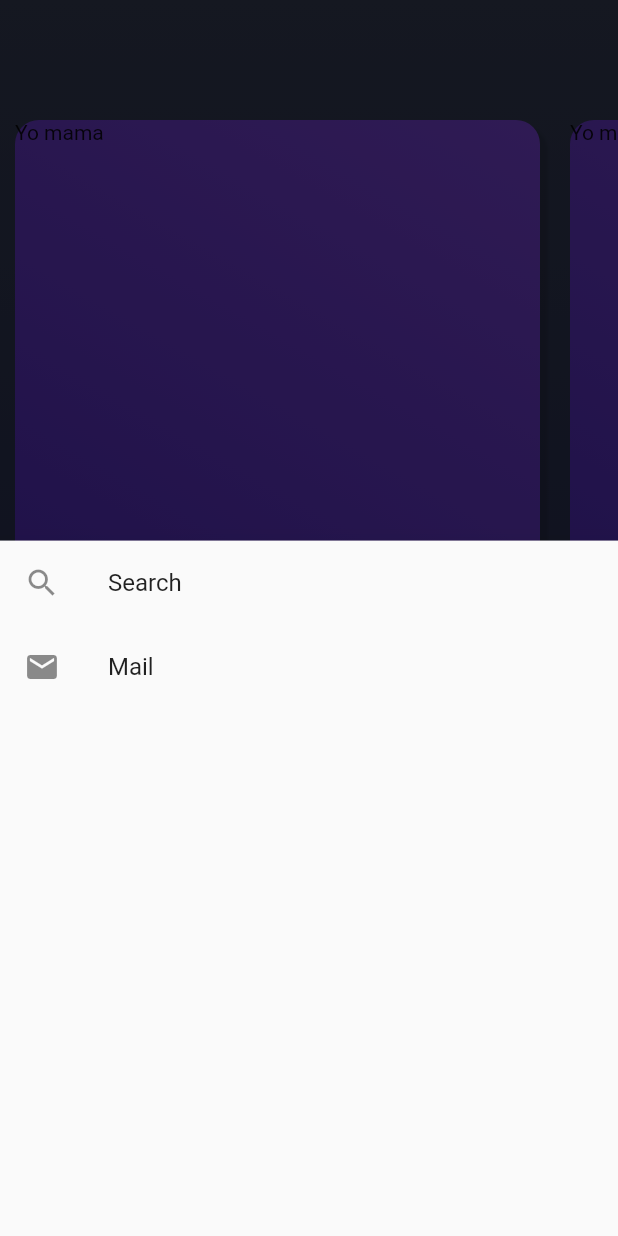
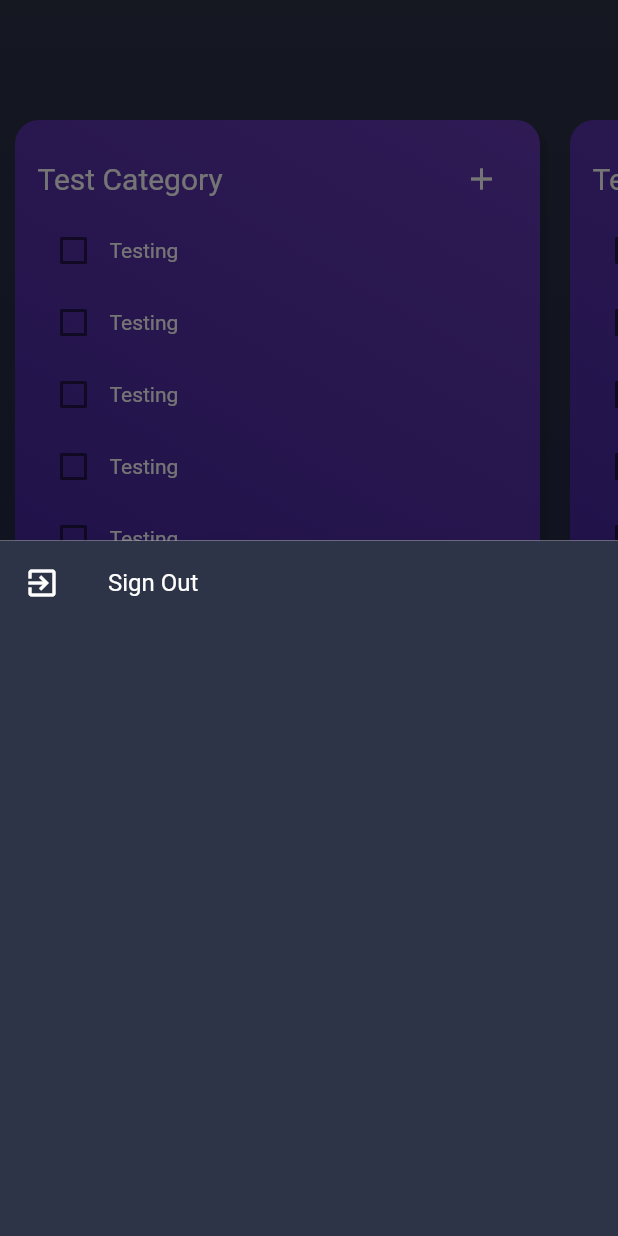
Before and after one commit to erikstacy/Habits, a Flutter app: the screen it shows after launch, after a tap on the "menu" icon, on a phone screen of 412 x 824 dp. Run offline on Flutter 3.47's test engine with Material 2 defaults, Android fonts, the phone set to English and light mode, and no system bars.

Commit message:
added contents of the card

```diff
--- a/lib/screens/home.dart
+++ b/lib/screens/home.dart
@@ -29,6 +29,7 @@ class _HomePageState extends State<HomePage> {
             itemCount: 5,
             itemBuilder: (context, index) {
               return Container(
+                padding: EdgeInsets.all(15),
                 margin: EdgeInsets.symmetric(vertical: 80, horizontal: 10),
                 width: 350,
                 decoration: BoxDecoration(
@@ -50,7 +51,55 @@ class _HomePageState extends State<HomePage> {
                     spreadRadius: 0.0,
                   )],
                 ),
-                child: Text('Yo mama'),
+                child: Column(
+                  children: <Widget>[
+                    Row(
+                      mainAxisAlignment: MainAxisAlignment.spaceBetween,
+                      children: <Widget>[
+                        Text(
+                          'Test Category',
+                          style: TextStyle(
+                            color: Colors.white,
+                            fontSize: 20,
+                          ),
+                        ),
+                        IconButton(
+                          icon: Icon(
+                            Icons.add,
+                            color: Colors.white,
+                          ),
+                          onPressed: () {},
+                        ),
+                      ],
+                    ),
+                    Expanded(
+                      child: ListView.builder(
+                        itemCount: 5,
+                        itemBuilder: (context, index) {
+                          bool currentValue = false;
+                          return Row(
+                            children: <Widget>[
+                              Checkbox(
+                                value: currentValue,
+                                onChanged: (newValue) {
+                                  setState(() {
+                                    currentValue = newValue;
+                                  });
+                                },
+                              ),
+                              Text(
+                                'Testing',
+                                style: TextStyle(
+                                  color: Colors.white,
+                                ),
+                              ),
+                            ],
+                          );
+                        },
+                      ),
+                    ),
+                  ],
+                ),
               );
             },
           ),
@@ -68,17 +117,24 @@ class _HomePageState extends State<HomePage> {
               onPressed: () => showModalBottomSheet(
                 context: context,
                 builder: (context) => Drawer(
+                  child: Container(
+                    color: Color(0xFF2d3447),
                     child: Column(
                       children: <Widget>[
                         ListTile(
-                        leading: Icon(Icons.search),
-                        title: Text('Search'),
+                          leading: Icon(
+                            Icons.exit_to_app,
+                            color: Colors.white,
                           ),
-                      ListTile(
-                        leading: Icon(Icons.mail),
-                        title: Text('Mail'),
+                          title: Text(
+                            'Sign Out',
+                            style: TextStyle(
+                              color: Colors.white
+                            ),
+                          ),
                         ),
                       ],
+                    ),
                   ),
                 ),
               ),
```
Lines whose indentation alone changed are shown as unchanged.
